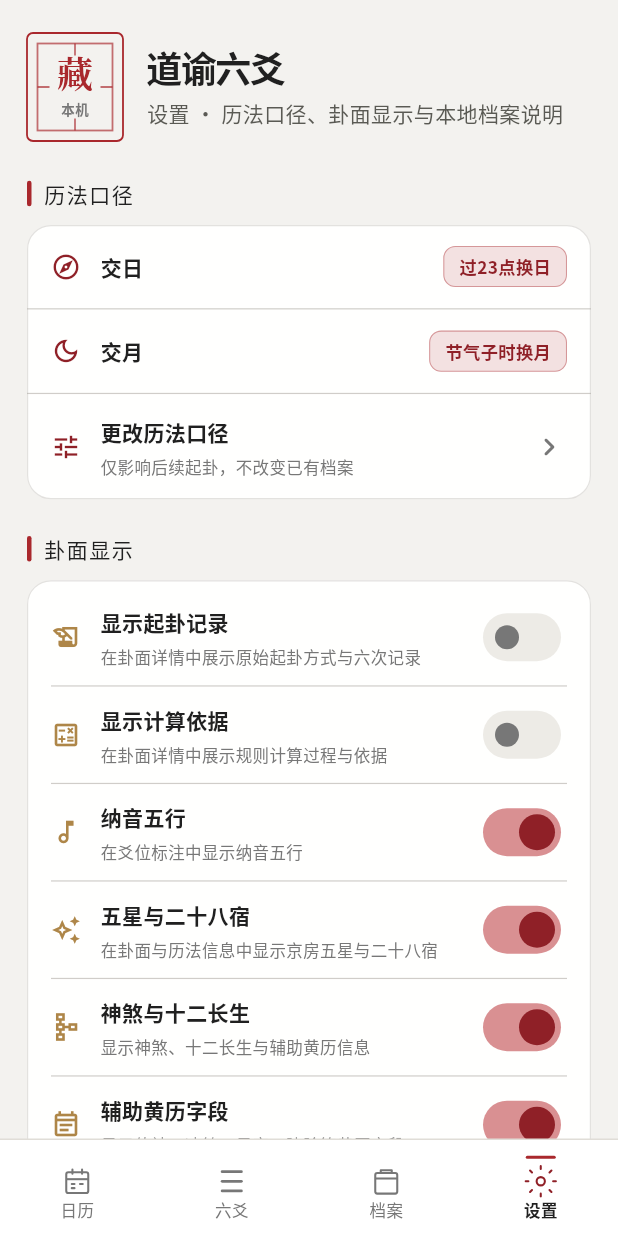
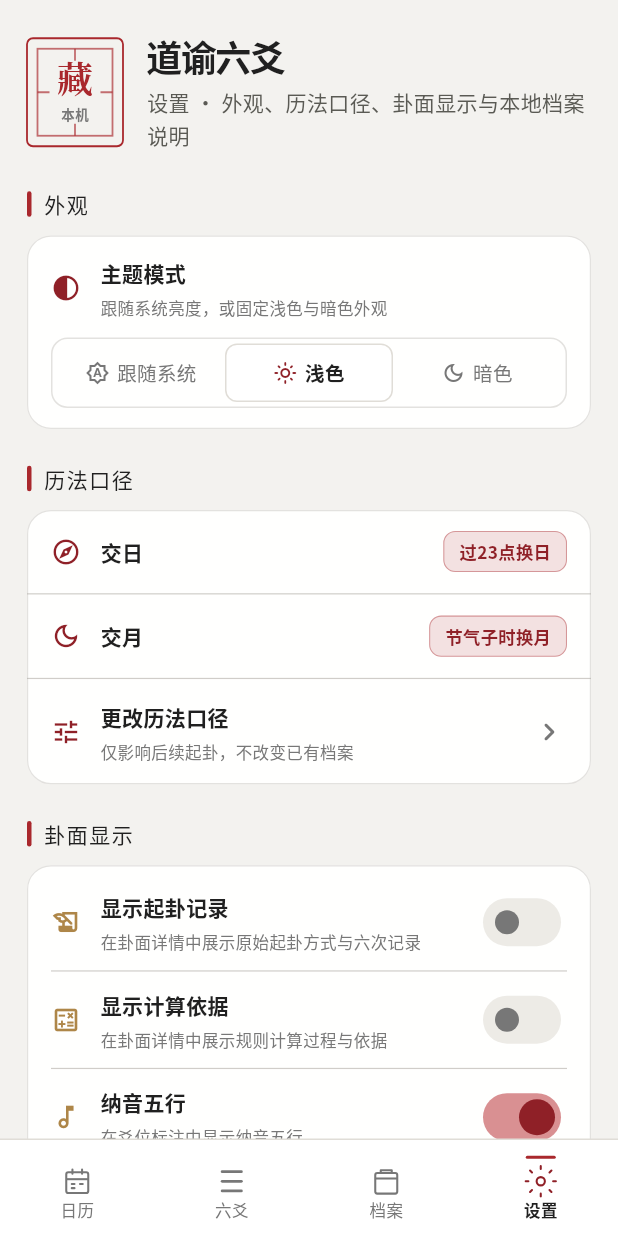
Before and after one commit to guihuai0552/Taoracle-LiuyaoCasting, a Flutter app: the screen it shows after launch, item 4 of the bottom bar chosen, on a phone screen of 412 x 824 dp. Run offline on Flutter 3.47's test engine with Material 3 defaults, Android fonts, the phone set to English and light mode, and no system bars; our stand-ins replace flutter_svg, share_plus; missing offline and left inert: file_selector; Roboto replaces fonts that are missing (DaoyuSong).

Commit message:
feat: 设置页新增「外观」分组与主题模式三态切换
功能：页面新增「外观」分区，置于历法口径之前；副标题同步改为「设置 · 外观、历法
口径、卦面显示与本地档案说明」。主题卡片：新增 settings-theme-card 玻璃面板，标题
「主题模式」配说明文案，内嵌 DSSegmentedControl<AppThemeMode> 三态段（跟随系统/
浅色/暗色），选中态来自 _prefs.themeMode。

交互逻辑：新增 _setThemeMode——目标与当前一致则早退，否则 copyWith 生成新偏好、
setState 刷新本地状态并调用 savePreferences 落盘；配合全局 preferencesNotifier 使
整棵 App 实时换肤。

配套调整：页面内其余静态 DSColors.* 全部替换为 context.ds.*；DSReveal 各分组入场
delay 由 60ms 起始重排至最长 360ms，为新增外观分组让出节奏。

关联 #5

```diff
--- a/apps/mobile/lib/src/features/settings/settings_page.dart
+++ b/apps/mobile/lib/src/features/settings/settings_page.dart
@@ -78,6 +78,13 @@ class _SettingsPageState extends State<SettingsPage> {
     await savePreferences(next);
   }
 
+  Future<void> _setThemeMode(AppThemeMode mode) async {
+    if (mode == _prefs.themeMode) return;
+    final next = _prefs.copyWith(themeMode: mode);
+    setState(() => _prefs = next);
+    await savePreferences(next);
+  }
+
   @override
   Widget build(BuildContext context) {
     final dayLabel =
@@ -105,9 +112,9 @@ class _SettingsPageState extends State<SettingsPage> {
                       // 「道谕六爻」品牌标题统一组件（与档案页基准一致）。
                       const DaoyuBrandTitle(keyOverride: Key('settings-title')),
                       const SizedBox(height: 4),
-                      const Text(
-                        '设置 · 历法口径、卦面显示与本地档案说明',
-                        style: TextStyle(color: DSColors.textSecondary),
+                      Text(
+                        '设置 · 外观、历法口径、卦面显示与本地档案说明',
+                        style: TextStyle(color: context.ds.textSecondary),
                       ),
                     ],
                   ),
@@ -118,15 +125,92 @@ class _SettingsPageState extends State<SettingsPage> {
           const SizedBox(height: 24),
           DSReveal(
             delay: const Duration(milliseconds: 60),
-            child: const _SectionLabel('历法口径'),
+            child: const _SectionLabel('外观'),
           ),
           const SizedBox(height: 10),
           DSReveal(
             delay: const Duration(milliseconds: 90),
             child: DSGlassPanel(
+              key: const Key('settings-theme-card'),
+              padding: const EdgeInsets.fromLTRB(16, 14, 16, 14),
+              color: context.ds.glass,
+              child: Column(
+                crossAxisAlignment: CrossAxisAlignment.start,
+                children: [
+                  Row(
+                    children: [
+                      Icon(
+                        Icons.contrast_outlined,
+                        size: 20,
+                        color: context.ds.celadonDeep,
+                      ),
+                      const SizedBox(width: 13),
+                      Expanded(
+                        child: Column(
+                          crossAxisAlignment: CrossAxisAlignment.start,
+                          children: [
+                            Text(
+                              '主题模式',
+                              key: const Key('settings-theme-mode-title'),
+                              style: TextStyle(
+                                color: context.ds.textPrimary,
+                                fontWeight: FontWeight.w700,
+                              ),
+                            ),
+                            const SizedBox(height: 4),
+                            Text(
+                              '跟随系统亮度，或固定浅色与暗色外观',
+                              style: TextStyle(
+                                color: context.ds.textMuted,
+                                fontSize: 11,
+                                height: 1.5,
+                              ),
+                            ),
+                          ],
+                        ),
+                      ),
+                    ],
+                  ),
+                  const SizedBox(height: 12),
+                  DSSegmentedControl<AppThemeMode>(
+                    keyOverride: const Key('settings-theme-mode-control'),
+                    segments: const [
+                      DSSegmentItem(
+                        value: AppThemeMode.auto,
+                        label: '跟随系统',
+                        icon: Icons.brightness_auto_outlined,
+                      ),
+                      DSSegmentItem(
+                        value: AppThemeMode.light,
+                        label: '浅色',
+                        icon: Icons.light_mode_outlined,
+                      ),
+                      DSSegmentItem(
+                        value: AppThemeMode.dark,
+                        label: '暗色',
+                        icon: Icons.dark_mode_outlined,
+                      ),
+                    ],
+                    selected: {_prefs.themeMode},
+                    onSelectionChanged: (selection) =>
+                        _setThemeMode(selection.first),
+                  ),
+                ],
+              ),
+            ),
+          ),
+          const SizedBox(height: 22),
+          DSReveal(
+            delay: const Duration(milliseconds: 120),
+            child: const _SectionLabel('历法口径'),
+          ),
+          const SizedBox(height: 10),
+          DSReveal(
+            delay: const Duration(milliseconds: 150),
+            child: DSGlassPanel(
               key: const Key('settings-calendar-policy-card'),
               padding: EdgeInsets.zero,
-              color: DSColors.glass,
+              color: context.ds.glass,
               child: Column(
                 children: [
                   _PolicyRow(
@@ -136,7 +220,7 @@ class _SettingsPageState extends State<SettingsPage> {
                   ),
                   Divider(
                     height: 1,
-                    color: DSColors.hairline.withValues(alpha: .6),
+                    color: context.ds.hairline.withValues(alpha: .6),
                   ),
                   _PolicyRow(
                     icon: Icons.dark_mode_outlined,
@@ -145,7 +229,7 @@ class _SettingsPageState extends State<SettingsPage> {
                   ),
                   Divider(
                     height: 1,
-                    color: DSColors.hairline.withValues(alpha: .6),
+                    color: context.ds.hairline.withValues(alpha: .6),
                   ),
                   Material(
                     color: Colors.transparent,
@@ -162,13 +246,13 @@ class _SettingsPageState extends State<SettingsPage> {
                         ),
                         child: Row(
                           children: [
-                            const Icon(
+                            Icon(
                               Icons.tune_outlined,
                               size: 20,
-                              color: DSColors.celadonDeep,
+                              color: context.ds.celadonDeep,
                             ),
                             const SizedBox(width: 13),
-                            const Expanded(
+                            Expanded(
                               child: Column(
                                 crossAxisAlignment: CrossAxisAlignment.start,
                                 children: [
@@ -176,7 +260,7 @@ class _SettingsPageState extends State<SettingsPage> {
                                     '更改历法口径',
                                     key: Key('settings-edit-policy-title'),
                                     style: TextStyle(
-                                      color: DSColors.textPrimary,
+                                      color: context.ds.textPrimary,
                                       fontWeight: FontWeight.w700,
                                     ),
                                   ),
@@ -184,7 +268,7 @@ class _SettingsPageState extends State<SettingsPage> {
                                   Text(
                                     '仅影响后续起卦，不改变已有档案',
                                     style: TextStyle(
-                                      color: DSColors.textMuted,
+                                      color: context.ds.textMuted,
                                       fontSize: 11,
                                       height: 1.5,
                                     ),
@@ -192,9 +276,9 @@ class _SettingsPageState extends State<SettingsPage> {
                                 ],
                               ),
                             ),
-                            const Icon(
+                            Icon(
                               Icons.chevron_right_rounded,
-                              color: DSColors.textMuted,
+                              color: context.ds.textMuted,
                             ),
                           ],
                         ),
@@ -207,16 +291,16 @@ class _SettingsPageState extends State<SettingsPage> {
           ),
           const SizedBox(height: 22),
           DSReveal(
-            delay: const Duration(milliseconds: 120),
+            delay: const Duration(milliseconds: 180),
             child: const _SectionLabel('卦面显示'),
           ),
           const SizedBox(height: 10),
           DSReveal(
-            delay: const Duration(milliseconds: 150),
+            delay: const Duration(milliseconds: 210),
             child: DSGlassPanel(
               key: const Key('settings-chart-display-card'),
               padding: const EdgeInsets.symmetric(horizontal: 16, vertical: 6),
-              color: DSColors.glass,
+              color: context.ds.glass,
               child: Column(
                 children: [
                   _DisplaySwitchRow(
@@ -229,7 +313,7 @@ class _SettingsPageState extends State<SettingsPage> {
                   ),
                   Divider(
                     height: 1,
-                    color: DSColors.hairline.withValues(alpha: .6),
+                    color: context.ds.hairline.withValues(alpha: .6),
                   ),
                   _DisplaySwitchRow(
                     key: const Key('settings-show-calculation-basis'),
@@ -242,7 +326,7 @@ class _SettingsPageState extends State<SettingsPage> {
                   ),
                   Divider(
                     height: 1,
-                    color: DSColors.hairline.withValues(alpha: .6),
+                    color: context.ds.hairline.withValues(alpha: .6),
                   ),
                   _DisplaySwitchRow(
                     key: const Key('settings-show-nayin'),
@@ -254,7 +338,7 @@ class _SettingsPageState extends State<SettingsPage> {
                   ),
                   Divider(
                     height: 1,
-                    color: DSColors.hairline.withValues(alpha: .6),
+                    color: context.ds.hairline.withValues(alpha: .6),
                   ),
                   _DisplaySwitchRow(
                     key: const Key('settings-show-five-stars-mansions'),
@@ -267,7 +351,7 @@ class _SettingsPageState extends State<SettingsPage> {
                   ),
                   Divider(
                     height: 1,
-                    color: DSColors.hairline.withValues(alpha: .6),
+                    color: context.ds.hairline.withValues(alpha: .6),
                   ),
                   _DisplaySwitchRow(
                     key: const Key('settings-show-shensha-twelve'),
@@ -280,7 +364,7 @@ class _SettingsPageState extends State<SettingsPage> {
                   ),
                   Divider(
                     height: 1,
-                    color: DSColors.hairline.withValues(alpha: .6),
+                    color: context.ds.hairline.withValues(alpha: .6),
                   ),
                   _DisplaySwitchRow(
                     key: const Key('settings-show-aux-almanac'),
@@ -292,7 +376,7 @@ class _SettingsPageState extends State<SettingsPage> {
                   ),
                   Divider(
                     height: 1,
-                    color: DSColors.hairline.withValues(alpha: .6),
+                    color: context.ds.hairline.withValues(alpha: .6),
                   ),
                   // 2026-09-04 需求 1：导出解读历史版本的默认值（首启选择过一次，
                   // 之后在此修改）；每次导出时仍可在导出面板临时切换。
@@ -311,16 +395,16 @@ class _SettingsPageState extends State<SettingsPage> {
           ),
           const SizedBox(height: 22),
           DSReveal(
-            delay: const Duration(milliseconds: 180),
+            delay: const Duration(milliseconds: 240),
             child: const _SectionLabel('本地数据'),
           ),
           const SizedBox(height: 10),
           DSReveal(
-            delay: const Duration(milliseconds: 210),
-            child: const DSGlassPanel(
+            delay: const Duration(milliseconds: 270),
+            child: DSGlassPanel(
               key: Key('settings-local-data-card'),
               padding: EdgeInsets.zero,
-              color: DSColors.glass,
+              color: context.ds.glass,
               child: Column(
                 children: [
                   _SettingsRow(
@@ -328,7 +412,7 @@ class _SettingsPageState extends State<SettingsPage> {
                     title: '档案保存在本机',
                     description: '占问、卦面、解读与反馈写入应用私有空间，退出后台后不会清除。',
                   ),
-                  Divider(color: DSColors.hairline),
+                  Divider(color: context.ds.hairline),
                   _SettingsRow(
                     icon: Icons.cloud_off_outlined,
                     title: '离线可用',
@@ -340,15 +424,15 @@ class _SettingsPageState extends State<SettingsPage> {
           ),
           const SizedBox(height: 22),
           DSReveal(
-            delay: const Duration(milliseconds: 240),
+            delay: const Duration(milliseconds: 300),
             child: const _SectionLabel('数据边界'),
           ),
           const SizedBox(height: 10),
           DSReveal(
-            delay: const Duration(milliseconds: 270),
-            child: const DSGlassPanel(
+            delay: const Duration(milliseconds: 330),
+            child: DSGlassPanel(
               padding: EdgeInsets.zero,
-              color: DSColors.glass,
+              color: context.ds.glass,
               child: Column(
                 children: [
                   _SettingsRow(
@@ -356,7 +440,7 @@ class _SettingsPageState extends State<SettingsPage> {
                     title: '支持跨设备迁移',
                     description: '在“档案”页打开迁移入口，可批量导出或导入全部卦面、解读与反馈。',
                   ),
-                  Divider(color: DSColors.hairline),
+                  Divider(color: context.ds.hairline),
                   _SettingsRow(
                     icon: Icons.info_outline_rounded,
                     title: '卸载前请先导出',
@@ -368,10 +452,10 @@ class _SettingsPageState extends State<SettingsPage> {
           ),
           const SizedBox(height: 22),
           DSReveal(
-            delay: const Duration(milliseconds: 300),
+            delay: const Duration(milliseconds: 360),
             child: DSGlassPanel(
               padding: EdgeInsets.zero,
-              color: DSColors.glass,
+              color: context.ds.glass,
               child: Material(
                 color: Colors.transparent,
                 child: InkWell(
@@ -387,14 +471,14 @@ class _SettingsPageState extends State<SettingsPage> {
                       );
                     }
                   },
-                  child: const Padding(
+                  child: Padding(
                     padding: EdgeInsets.symmetric(horizontal: 16, vertical: 14),
                     child: Row(
                       children: [
                         Icon(
                           Icons.auto_awesome_outlined,
                           size: 20,
-                          color: DSColors.jade,
+                          color: context.ds.jade,
                         ),
                         SizedBox(width: 13),
                         Expanded(
@@ -402,7 +486,7 @@ class _SettingsPageState extends State<SettingsPage> {
                             '道谕Taoracle',
                             key: Key('settings-taoracle-title'),
                             style: TextStyle(
-                              color: DSColors.textPrimary,
+                              color: context.ds.textPrimary,
                               fontWeight: FontWeight.w700,
                             ),
                           ),
@@ -410,7 +494,7 @@ class _SettingsPageState extends State<SettingsPage> {
                         Text(
                           '作者其他产品',
                           style: TextStyle(
-                            color: DSColors.textMuted,
+                            color: context.ds.textMuted,
                             fontSize: 11,
                           ),
                         ),
@@ -418,7 +502,7 @@ class _SettingsPageState extends State<SettingsPage> {
                         Icon(
                           Icons.open_in_new_rounded,
                           size: 16,
-                          color: DSColors.textMuted,
+                          color: context.ds.textMuted,
                         ),
                       ],
                     ),
@@ -432,7 +516,7 @@ class _SettingsPageState extends State<SettingsPage> {
             child: Text(
               '— 资料留于方寸之间 —',
               style: Theme.of(context).textTheme.bodySmall?.copyWith(
-                color: DSColors.textMuted,
+                color: context.ds.textMuted,
                 letterSpacing: 1.4,
               ),
             ),
@@ -456,15 +540,15 @@ class _SectionLabel extends StatelessWidget {
           width: 3,
           height: 17,
           decoration: BoxDecoration(
-            color: DSColors.celadon,
+            color: context.ds.celadon,
             borderRadius: BorderRadius.circular(2),
           ),
         ),
         const SizedBox(width: 8),
         Text(
           label,
-          style: const TextStyle(
-            color: DSColors.textPrimary,
+          style: TextStyle(
+            color: context.ds.textPrimary,
             // v1.0 §3.3：层级靠字号与字距，字重克制（w700 → w500）。
             fontWeight: FontWeight.w500,
             letterSpacing: 1,
@@ -492,13 +576,13 @@ class _PolicyRow extends StatelessWidget {
       padding: const EdgeInsets.fromLTRB(16, 14, 16, 14),
       child: Row(
         children: [
-          Icon(icon, size: 20, color: DSColors.celadonDeep),
+          Icon(icon, size: 20, color: context.ds.celadonDeep),
           const SizedBox(width: 13),
           Expanded(
             child: Text(
               title,
-              style: const TextStyle(
-                color: DSColors.textPrimary,
+              style: TextStyle(
+                color: context.ds.textPrimary,
                 fontWeight: FontWeight.w700,
               ),
             ),
@@ -507,15 +591,15 @@ class _PolicyRow extends StatelessWidget {
             key: Key('settings-policy-$title'),
             padding: const EdgeInsets.symmetric(horizontal: 10, vertical: 4),
             decoration: BoxDecoration(
-              color: DSColors.celadon.withValues(alpha: .14),
+              color: context.ds.celadon.withValues(alpha: .14),
               borderRadius: BorderRadius.circular(DSRadius.sm),
-              border: Border.all(color: DSColors.metalLine, width: .7),
+              border: Border.all(color: context.ds.metalLine, width: .7),
             ),
             child: Text(
               value,
               key: Key('settings-policy-value-$title'),
-              style: const TextStyle(
-                color: DSColors.celadonDeep,
+              style: TextStyle(
+                color: context.ds.celadonDeep,
                 fontSize: 11.5,
                 fontWeight: FontWeight.w700,
               ),
@@ -549,7 +633,7 @@ class _DisplaySwitchRow extends StatelessWidget {
       padding: const EdgeInsets.symmetric(vertical: 8),
       child: Row(
         children: [
-          Icon(icon, size: 20, color: DSColors.jade),
+          Icon(icon, size: 20, color: context.ds.jade),
           const SizedBox(width: 13),
           Expanded(
             child: Column(
@@ -557,16 +641,16 @@ class _DisplaySwitchRow extends StatelessWidget {
               children: [
                 Text(
                   title,
-                  style: const TextStyle(
-                    color: DSColors.textPrimary,
+                  style: TextStyle(
+                    color: context.ds.textPrimary,
                     fontWeight: FontWeight.w700,
                   ),
                 ),
                 const SizedBox(height: 4),
                 Text(
                   description,
-                  style: const TextStyle(
-                    color: DSColors.textMuted,
+                  style: TextStyle(
+                    color: context.ds.textMuted,
                     fontSize: 11,
                     height: 1.5,
                   ),
@@ -604,11 +688,11 @@ class _SettingsRow extends StatelessWidget {
             width: 40,
             height: 40,
             decoration: BoxDecoration(
-              color: DSColors.glassWeak,
-              border: Border.all(color: DSColors.hairlineStrong),
+              color: context.ds.glassWeak,
+              border: Border.all(color: context.ds.hairlineStrong),
               borderRadius: BorderRadius.circular(DSRadius.sm),
             ),
-            child: Icon(icon, size: 21, color: DSColors.celadonDeep),
+            child: Icon(icon, size: 21, color: context.ds.celadonDeep),
           ),
           const SizedBox(width: 13),
           Expanded(
@@ -617,16 +701,16 @@ class _SettingsRow extends StatelessWidget {
               children: [
                 Text(
                   title,
-                  style: const TextStyle(
-                    color: DSColors.textPrimary,
+                  style: TextStyle(
+                    color: context.ds.textPrimary,
                     fontWeight: FontWeight.w700,
                   ),
                 ),
                 const SizedBox(height: 5),
                 Text(
                   description,
-                  style: const TextStyle(
-                    color: DSColors.textMuted,
+                  style: TextStyle(
+                    color: context.ds.textMuted,
                     fontSize: 11.5,
                     height: 1.55,
                   ),
```
